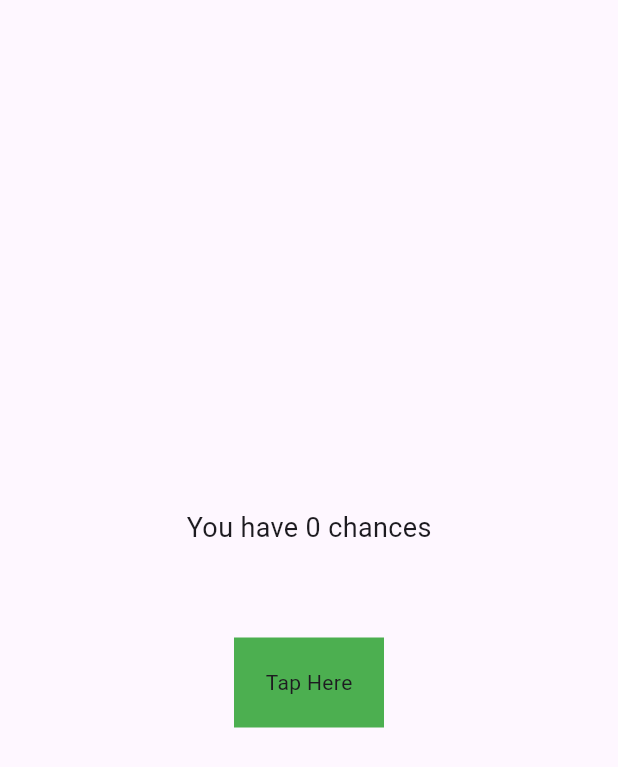
After one commit to Mindsetter/flutter_widgets, a Flutter app: the screen it shows after launch, on a phone screen of 412 x 824 dp. The commit adds this screen. Shown: the top 767 px of the screen. Run offline on Flutter 3.47's test engine with Material 3 defaults, Android fonts, the phone set to English and light mode, and no system bars.

Commit message:
add gesturedetector widget

```diff
--- a/lib/main.dart
+++ b/lib/main.dart
@@ -1,5 +1,5 @@
 import 'package:flutter/material.dart';
-import 'package:flutter_widgets/screen/tabbar_screen.dart';
+import 'package:flutter_widgets/widget/cus_gesturedetector.dart';
 
 void main() {
   runApp(const MyApp());
@@ -14,7 +14,7 @@ class MyApp extends StatelessWidget {
     return const MaterialApp(
       debugShowCheckedModeBanner: false,
       title: 'Widget Day',
-      home: CusTabBar(),
+      home: CusGesDector(),
     );
   }
 }
--- /dev/null
+++ b/lib/widget/cus_gesturedetector.dart
@@ -0,0 +1,43 @@
+import 'package:flutter/material.dart';
+
+class CusGesDector extends StatefulWidget {
+  const CusGesDector({super.key});
+
+  @override
+  State<CusGesDector> createState() => _CusGesDectorState();
+}
+
+class _CusGesDectorState extends State<CusGesDector> {
+  int chances = 0;
+  void _increasecount() {
+    setState(() {
+      chances++;
+    });
+  }
+
+  @override
+  Widget build(BuildContext context) {
+    return Scaffold(
+      body: Center(
+        child: Column(
+          mainAxisAlignment: MainAxisAlignment.center,
+          children: [
+            Text(
+              'You have $chances chances',
+              style: const TextStyle(fontSize: 18),
+            ),
+            const SizedBox(height: 60),
+            GestureDetector(
+                onTap: _increasecount,
+                child: Container(
+                  color: Colors.green,
+                  height: 60,
+                  width: 100,
+                  child: const Center(child: Text('Tap Here')),
+                ))
+          ],
+        ),
+      ),
+    );
+  }
+}
```
